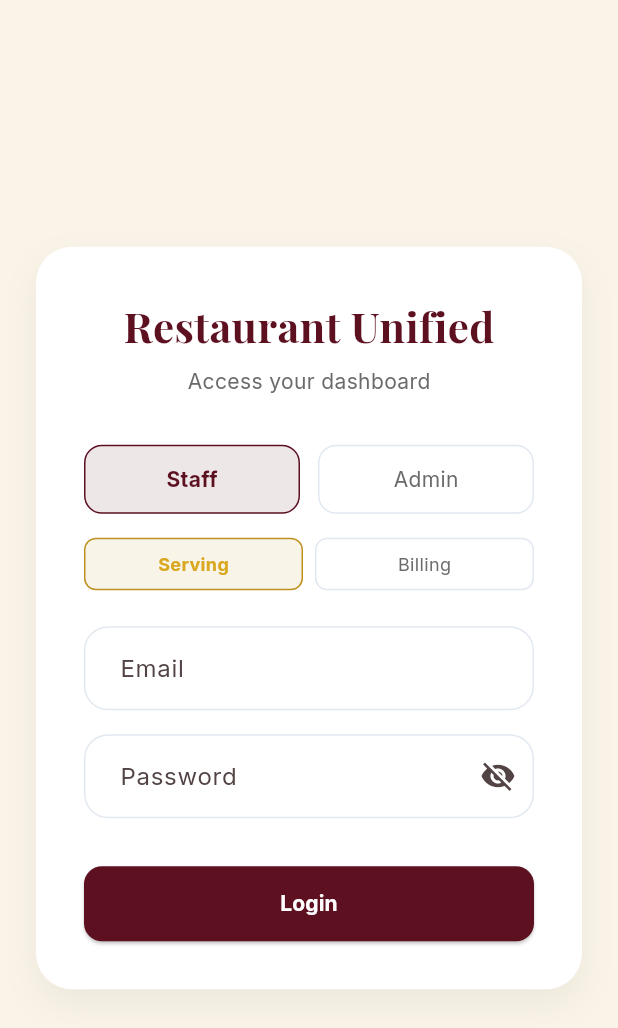
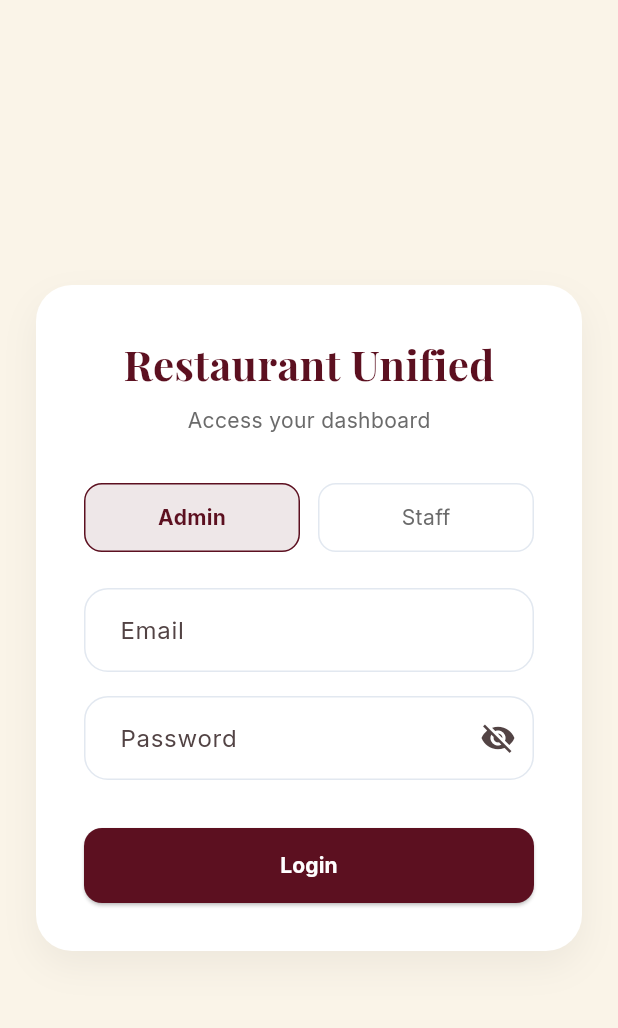
Before and after one commit to Balaji77898/Flutter_app, a Flutter app: the screen it shows after launch, on a phone screen of 412 x 824 dp. Shown: the top 1028 px of the screen. Run offline on Flutter 3.47's test engine with Material 3 defaults, Android fonts, the phone set to English and light mode, and no system bars; drawn by our look-alikes of flutter_animate; our stand-ins replace go_router, google_fonts, pdf, printing, qr_flutter, shared_preferences; missing offline and left inert: dart:html; accounts and stored records are empty.

Commit message:
style: swap login toggle order and improve error reporting

```diff
--- a/restaurant_unified_app/lib/shared/login_screen.dart
+++ b/restaurant_unified_app/lib/shared/login_screen.dart
@@ -15,7 +15,7 @@ class UnifiedLoginScreen extends StatefulWidget {
 class _UnifiedLoginScreenState extends State<UnifiedLoginScreen> {
   final _emailController = TextEditingController();
   final _passwordController = TextEditingController();
-  UserRole _selectedRole = UserRole.servingStaff;
+  UserRole _selectedRole = UserRole.admin;
   bool _obscurePassword = true;
   String? _error;
 
@@ -44,7 +44,7 @@ class _UnifiedLoginScreenState extends State<UnifiedLoginScreen> {
       );
       // Navigation will be handled by the router/main redirect logic
     } catch (e) {
-      setState(() => _error = 'Login failed. Please check your credentials.');
+      setState(() => _error = e.toString().replaceAll('Exception: ', ''));
     }
   }
 
@@ -94,15 +94,15 @@ class _UnifiedLoginScreenState extends State<UnifiedLoginScreen> {
                 Row(
                   children: [
                     _RoleButton(
+                      label: 'Admin',
+                      isSelected: _selectedRole == UserRole.admin,
+                      onTap: () => setState(() => _selectedRole = UserRole.admin),
+                    ),
+                    const SizedBox(width: 12),
+                    _RoleButton(
                       label: 'Staff',
                       isSelected: _selectedRole != UserRole.admin,
                       onTap: () => setState(() => _selectedRole = UserRole.servingStaff),
-                    ),
-                    const SizedBox(width: 12),
-                    _RoleButton(
-                      label: 'Admin',
-                      isSelected: _selectedRole == UserRole.admin,
-                      onTap: () => setState(() => _selectedRole = UserRole.admin),
                     ),
                   ],
                 ),
```
